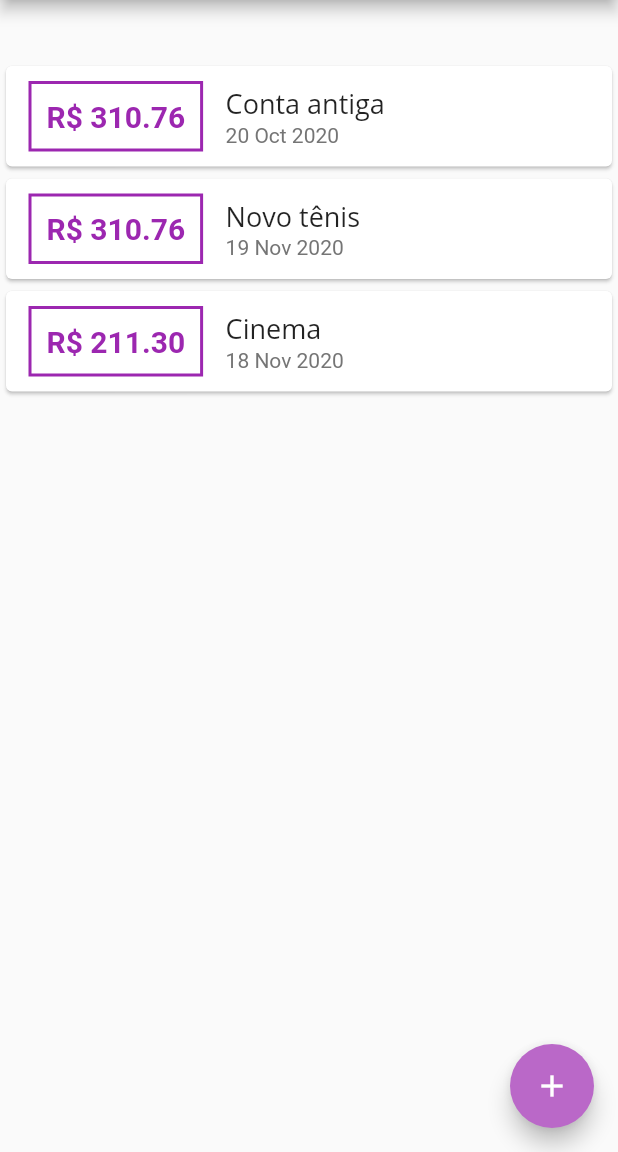
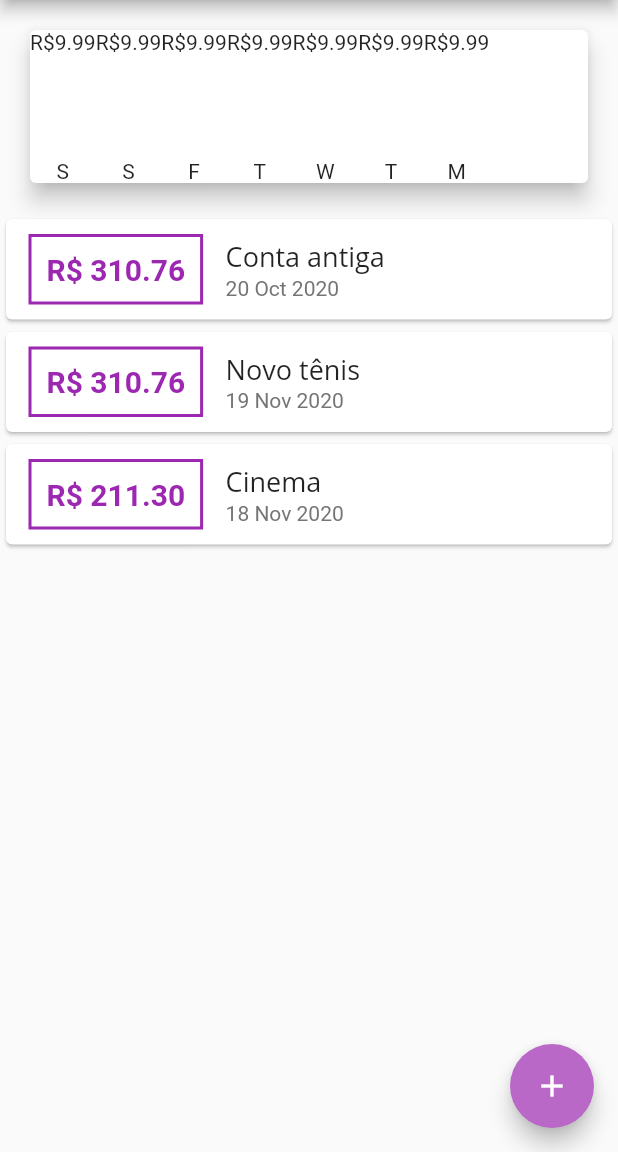
Before and after one commit to tocalopes/Flutter-app-despesas-pessois-cod3r, a Flutter app: the screen it shows after launch, on a phone screen of 412 x 824 dp, the part 84-1236 px from its top. Run offline on Flutter 3.47's test engine with Material 2 defaults, Android fonts, the phone set to English and light mode, and no system bars.

Commit message:
chart structure

```diff
--- a/lib/components/chart.dart
+++ b/lib/components/chart.dart
@@ -1,3 +1,4 @@
+import 'package:despesa_pessoal/components/chart_bar.dart';
 import 'package:despesa_pessoal/models/transaction.dart';
 import 'package:flutter/material.dart';
 import 'package:intl/intl.dart';
@@ -25,9 +26,6 @@ class Chart extends StatelessWidget {
         }
       }
 
-      print(DateFormat.E().format(weekDay)[0]);
-      print(totalSum);
-
       return {
         'day': DateFormat.E().format(weekDay)[0],
         'value': 9.99,
@@ -42,7 +40,15 @@ class Chart extends StatelessWidget {
       elevation: 6,
       margin: EdgeInsets.all(20),
       child: Row(
-        children: [],
+        children: groupedTransactions.map(
+          (tr) {
+            return ChartBar(
+              label: tr['day'],
+              value: tr['value'],
+              percentage: 0,
+            );
+          }
+        ).toList(),
       ),
     );
   }
--- /dev/null
+++ b/lib/components/chart_bar.dart
@@ -0,0 +1,31 @@
+import 'package:flutter/material.dart';
+
+class ChartBar extends StatelessWidget {
+
+  final String label;
+  final double value;
+  final double percentage;
+
+  ChartBar({
+    this.label,
+    this.value,
+    this.percentage
+  });
+
+  @override
+  Widget build(BuildContext context) {
+    return Column(
+      children: [
+        Text('R\$${value.toStringAsFixed(2)}'),
+        SizedBox(height:5),
+        Container(
+          height: 60,
+          width: 10,
+          child: null
+        ),
+        SizedBox(height:5),
+        Text(label),
+      ],
+    );
+  }
+}
```
